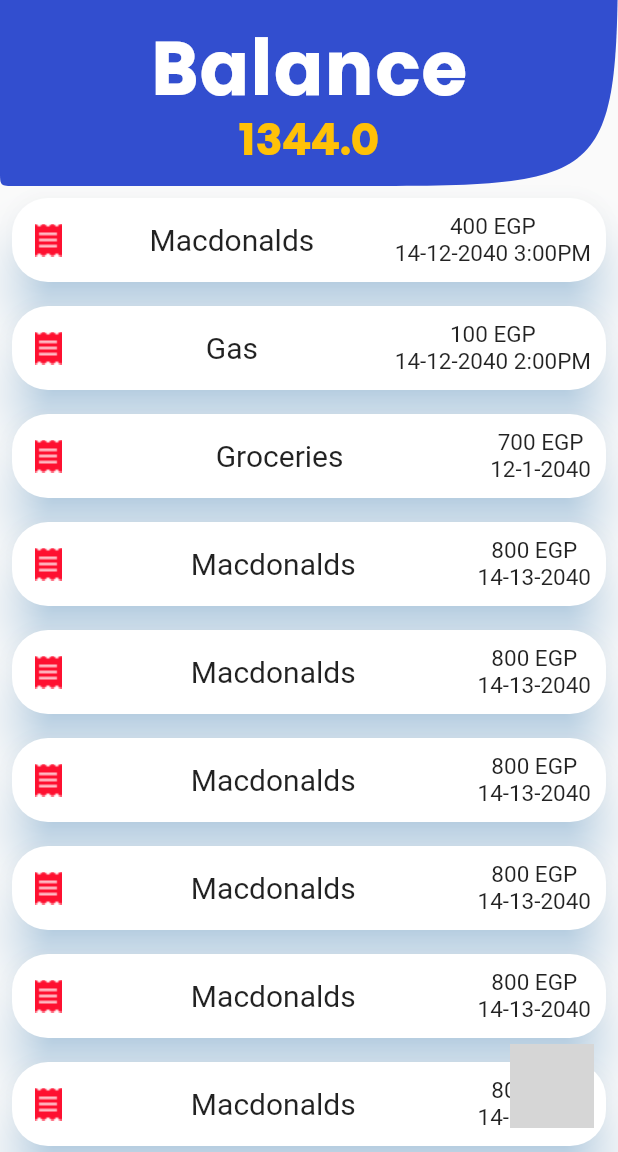
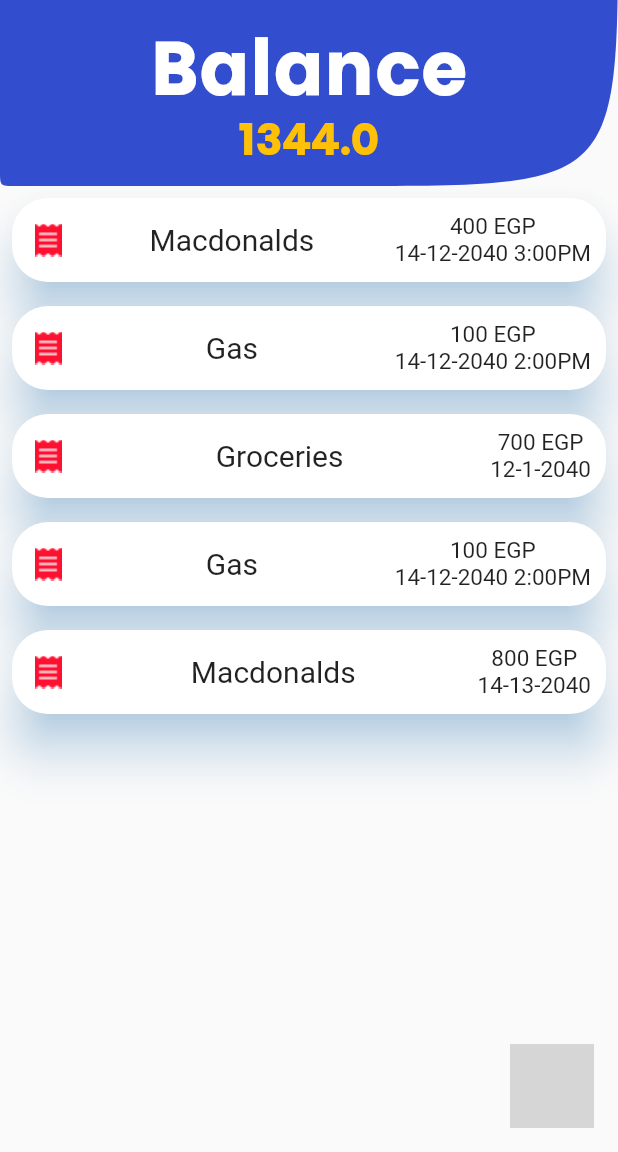
Before and after one commit to shehabadel/Wallety, a Flutter app: the screen it shows after launch, on a phone screen of 412 x 824 dp, the part 84-1236 px from its top. Run offline on Flutter 3.47's test engine with Material 2 defaults, Android fonts, the phone set to English and light mode, and no system bars; our stand-ins replace splashscreen; missing offline and left inert: dart:html, fab_circular_menu; grey boxes are pictures that could not be loaded.

Commit message:
keeping updated

```diff
--- /dev/null
+++ b/lib/Logic/CardList.dart
@@ -0,0 +1,13 @@
+import 'package:wallety/UI/CardDetails.dart';
+
+class CardList {
+  List<CardDetails> cardList = new List();
+
+  void addCard(CardDetails card) {
+    cardList.add(card);
+  }
+
+  List<CardDetails> getCardList() {
+    return cardList;
+  }
+}
--- a/lib/UI/wallety_screen.dart
+++ b/lib/UI/wallety_screen.dart
@@ -1,20 +1,28 @@
 import 'package:fab_circular_menu/fab_circular_menu.dart';
 import 'package:flutter/material.dart';
 import 'package:flutter/cupertino.dart';
+import 'package:wallety/UI/IncomeDialog.dart';
 import 'package:wallety/UI/flexiableAppBar.dart';
 import 'package:wallety/UI/CardDetails.dart';
-import 'package:wallety/UI/InputDialog.dart';
+import 'package:wallety/Logic/CardList.dart';
 import 'dart:io' show Platform;
-
-import 'package:wallety/UI/flexiableAppBar.dart';
 import 'package:wallety/UI/titleAppBar.dart';
-
 class WalletyScreen extends StatefulWidget {
   @override
   _WalletyScreenState createState() => _WalletyScreenState();
 }
 
 class _WalletyScreenState extends State<WalletyScreen> {
+  CardList cardList = new CardList();
+
+  static List<Widget> CardLists = [
+    CardDetails("Macdonalds", "14-12-2040 3:00PM", "400"),
+    CardDetails("Gas", "14-12-2040 2:00PM", "100"),
+    CardDetails("Groceries", "12-1-2040", "700"),
+    CardDetails("Gas", "14-12-2040 2:00PM", "100"),
+    CardDetails("Macdonalds", "14-13-2040", "800")
+  ];
+
   @override
   void initState() {
     super.initState();
@@ -22,7 +30,6 @@
 
   @override
   Widget build(BuildContext context) {
-    InputDialog inputDialog = new InputDialog();
     return Scaffold(
       body: CustomScrollView(slivers: <Widget>[
         //TODO implement SliverList
@@ -38,19 +45,9 @@
           pinned: true,
         ),
         SliverList(
-            delegate: SliverChildListDelegate(<Widget>[
-          CardDetails("Macdonalds", "14-12-2040 3:00PM", "400"),
-          CardDetails("Gas", "14-12-2040 2:00PM", "100"),
-          CardDetails("Groceries", "12-1-2040", "700"),
-          CardDetails("Macdonalds", "14-13-2040", "800"),
-          CardDetails("Macdonalds", "14-13-2040", "800"),
-          CardDetails("Macdonalds", "14-13-2040", "800"),
-          CardDetails("Macdonalds", "14-13-2040", "800"),
-          CardDetails("Macdonalds", "14-13-2040", "800"),
-          CardDetails("Macdonalds", "14-13-2040", "800"),
-          CardDetails("Macdonalds", "14-13-2040", "800"),
-          CardDetails("Macdonalds", "14-13-2040", "800")
-        ])),
+            delegate:
+                //StatefulBuilder()
+                SliverChildListDelegate(CardLists)),
       ]),
       floatingActionButton: FabCircularMenu(
         fabOpenIcon: Icon(
@@ -68,8 +65,15 @@
               icon: Icon(Icons.add_circle, color: Colors.white),
               iconSize: 50.0,
               onPressed: () {
-                inputDialog.createInputDialog(context, 'Income');
-                print("Incremented");
+                setState(() {
+                  showDialog(
+                      context: context,
+                      builder: (BuildContext context) {
+                        return IncomeDialog();
+                      });
+                  //inputDialog.createInputDialog(context, 'Income');
+                  print("Incremented");
+                });
               }),
           IconButton(
               icon: Icon(Icons.remove_circle, color: Colors.white),
--- a/pubspec.yaml
+++ b/pubspec.yaml
@@ -22,6 +22,7 @@
   timeline_widget: ^1.0.6
   fab_circular_menu: ^1.0.0
   splashscreen: ^1.2.0
+  provider: ^4.1.1
 
   # The following adds the Cupertino Icons font to your application.
   # Use with the CupertinoIcons class for iOS style icons.
```
Also changed, not shown: lib/UI/IncomeDialog.dart (added, +118 -0 lines), lib/UI/InputDialog.dart (deleted, +0 -59 lines).
